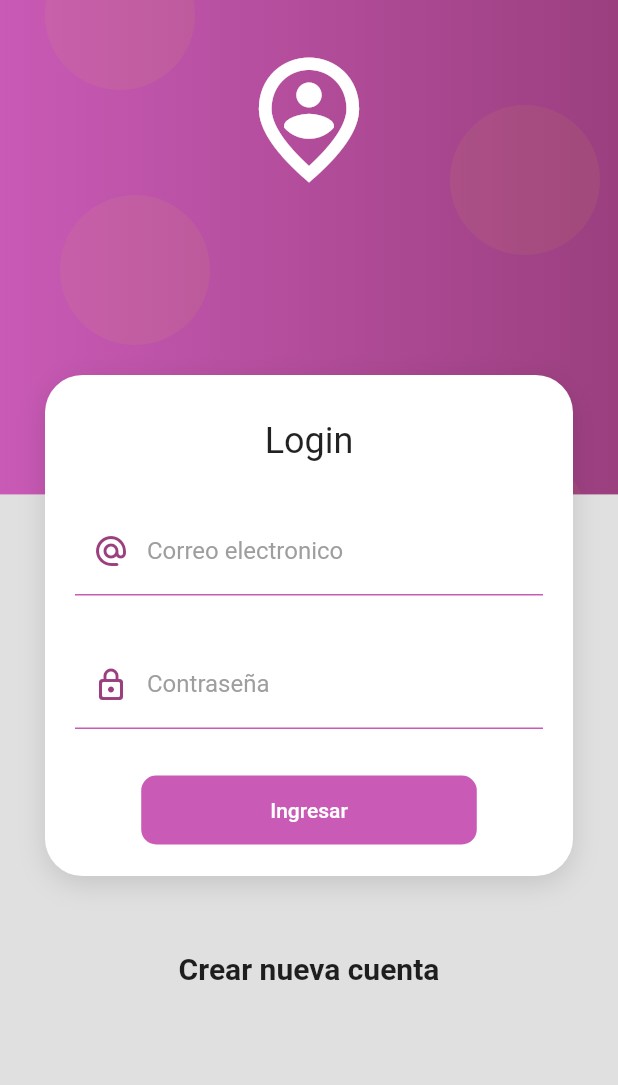
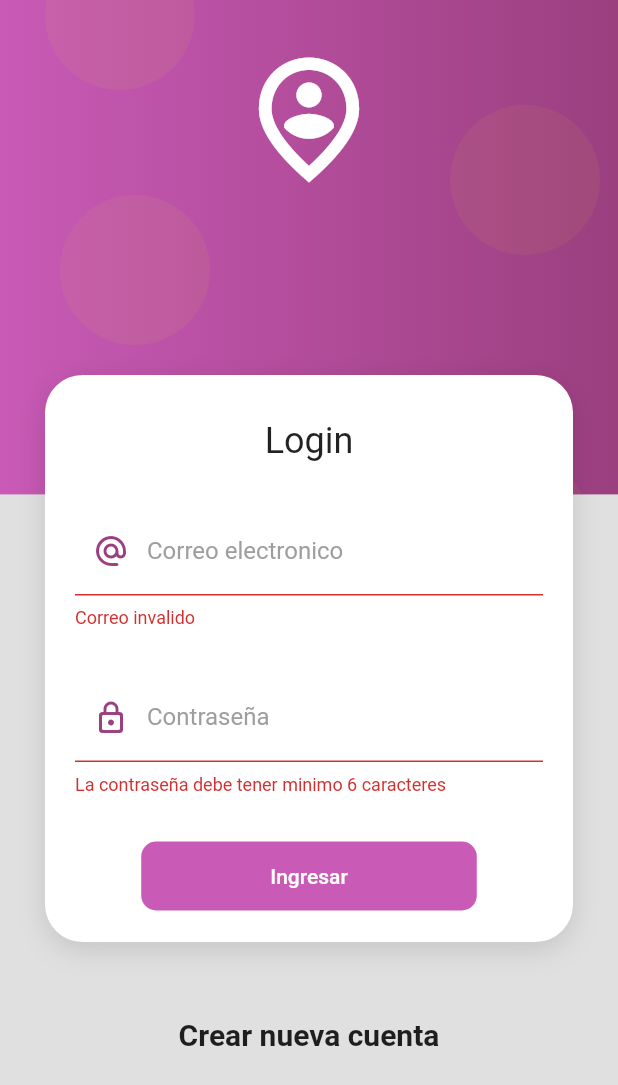
Before and after one commit to Lisandris/App-de-Inicio-de-sesion-usando-Tokens-de-autenticacion, a Flutter app: the screen it shows after launch, after a tap on "Ingresar", on a phone screen of 412 x 824 dp. Shown: the top 1085 px of the screen. Run offline on Flutter 3.47's test engine with Material 2 defaults, Android fonts, the phone set to English and light mode, and no system bars.

Commit message:
Controlando el estado globlal del Formulario

```diff
--- /dev/null
+++ b/lib/providers/login_form_provider.dart
@@ -0,0 +1,24 @@
+import 'package:flutter/material.dart';
+
+
+// Clase para manejar el formulario
+class LoginFormProvider extends ChangeNotifier {
+
+  GlobalKey<FormState> formKey = new GlobalKey<FormState>();
+
+  String email    = '';
+  String password = '';
+
+
+ bool isValidForm() {
+
+  print('lisa: formKey.currentState?.validate()');
+
+  print('$email - $password');
+
+  return formKey.currentState?.validate() ?? false;
+ }
+
+
+
+}
--- a/lib/screens/login_screen.dart
+++ b/lib/screens/login_screen.dart
@@ -1,6 +1,8 @@
 import 'package:flutter/material.dart';
+import 'package:productos_apps/providers/login_form_provider.dart';
 import 'package:productos_apps/ui/input_decorations.dart';
 import 'package:productos_apps/widgets/widgets.dart';
+import 'package:provider/provider.dart';
 
 
 class LoginScreen extends StatelessWidget {
@@ -14,7 +16,7 @@ class LoginScreen extends StatelessWidget {
           child: Column(
             children: [
 
-              SizedBox( height: 250),
+              const SizedBox( height: 250),
 
               CardContainer(
                 child: Column(
@@ -24,12 +26,15 @@ class LoginScreen extends StatelessWidget {
                     Text('Login', style: Theme.of(context).textTheme.headline5),
                     SizedBox( height: 30 ),
 
-                    _LogibForm(),
+                    ChangeNotifierProvider(
+                      create: ( _ ) => LoginFormProvider(),
+                      child: _LoginForm()
+                    )
                   ],
                 ),
               ),
 
-              SizedBox( height: 50 ),
+              const SizedBox( height: 50 ),
               Text('Crear nueva cuenta', style:TextStyle( fontSize:20, fontWeight: FontWeight.bold ), ),
               SizedBox( height: 50 ),
             ],
@@ -40,16 +45,22 @@ class LoginScreen extends StatelessWidget {
   }
 }
 
-class _LogibForm extends StatelessWidget {
-  const _LogibForm
+class _LoginForm extends StatelessWidget {
+  const _LoginForm
   ({Key? key}) : super(key: key);
 
   @override
   Widget build(BuildContext context) {
+
+      final loginForm = Provider.of<LoginFormProvider>(context);
+
     return Container(
       child: Form(
-        // TODO: mantener la ref al KEY
-        autovalidateMode: AutovalidateMode.onUserInteraction,  /* para validar el email */
+        key: loginForm.formKey,
+        autovalidateMode: AutovalidateMode.onUserInteraction,
+
+
+          /* para validar el email */
         child: Column(
           children:  [
 
@@ -61,6 +72,7 @@ class _LogibForm extends StatelessWidget {
                 labelText: 'Correo electronico',
                 prefixIcon: Icons.alternate_email_rounded,
               ),
+              onChanged: (value ) => loginForm.email = value,
               // Validacion del correo
               validator: ( value ) {
 
@@ -84,6 +96,7 @@ class _LogibForm extends StatelessWidget {
                 labelText: 'Contraseña',
                 prefixIcon: Icons.lock_outline_rounded,
               ),
+              onChanged: (value ) => loginForm.password = value,
               // Validacion de contraseña
               validator: ( value ) {
 
@@ -94,7 +107,7 @@ class _LogibForm extends StatelessWidget {
               },
             ),
 
-             SizedBox( height: 30 ),
+             const SizedBox( height: 30 ),
 
             MaterialButton(
               shape: RoundedRectangleBorder(borderRadius: BorderRadius.circular(10)),
@@ -109,8 +122,12 @@ class _LogibForm extends StatelessWidget {
               ),
               onPressed: (){
                 // TODO: Login form
+                if ( !loginForm.isValidForm() ) return;
+
+                // Para pasar a la siguiente pantalla al press el boton
+                Navigator.pushReplacementNamed(context, 'home');
               }
-              )
+            )
 
           ],
         ),
```
Also changed, not shown: pubspec.yaml (+4 -12 lines), pubspec.lock.
